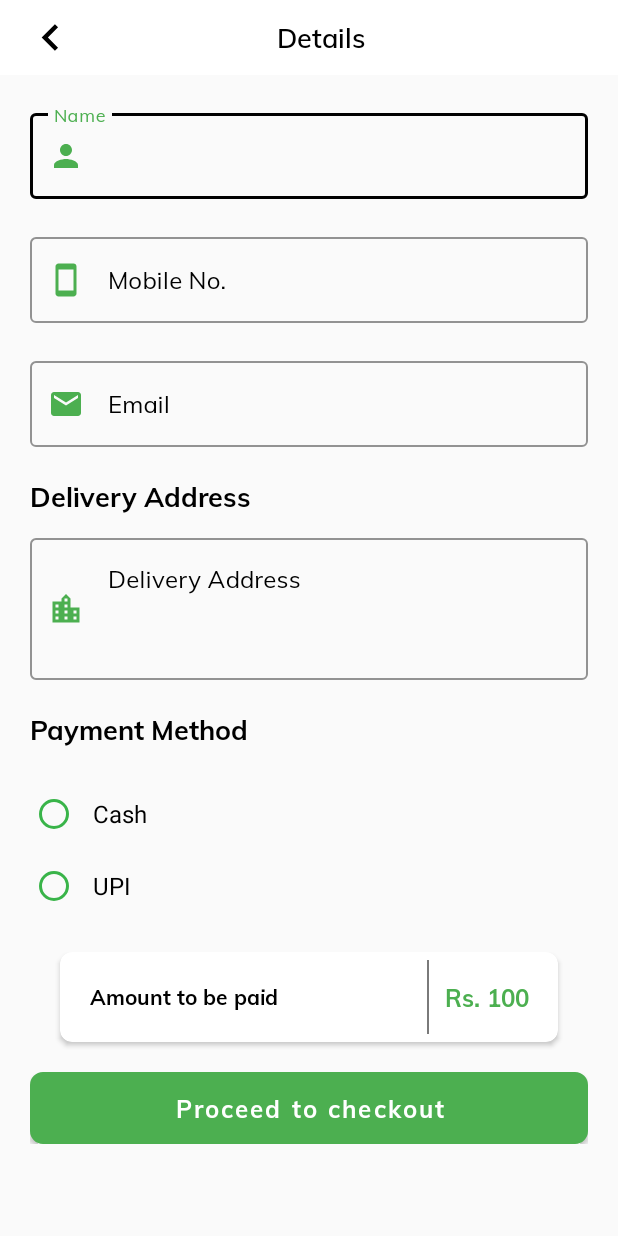
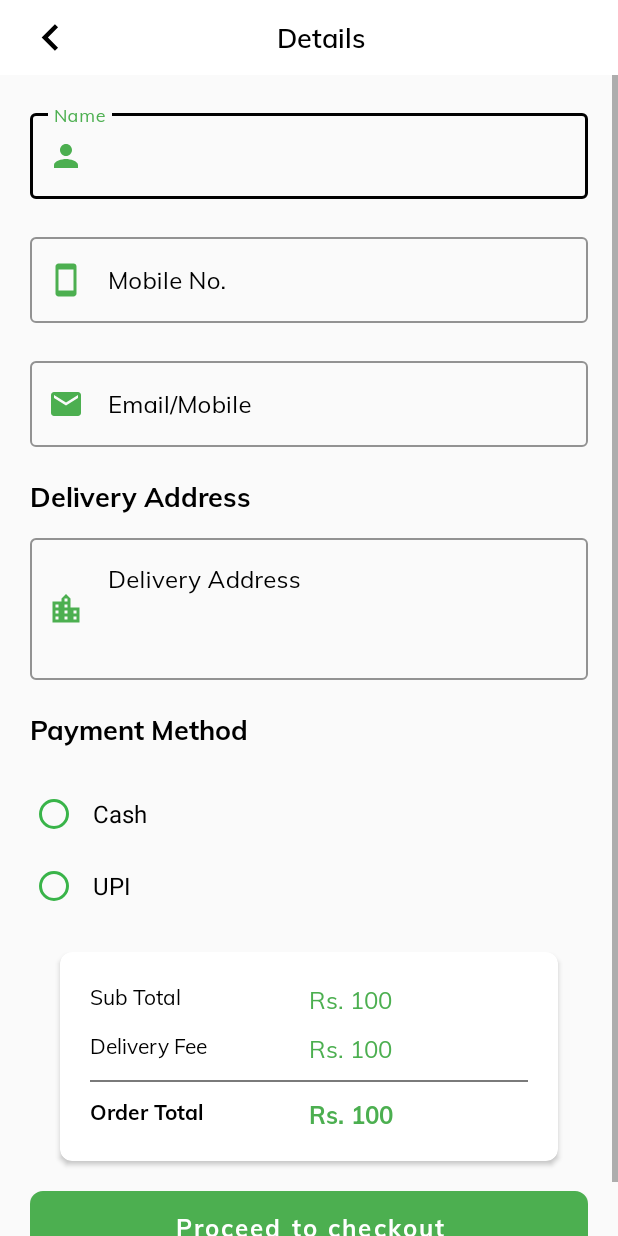
Before and after one commit to Bhupendr/E_Commerce, an Android app: the layout address_section.xml on its own in the app's theme, with its tools: preview values and no code run, on a phone screen of 412 x 824 dp. Run offline under Robolectric (Android 15) with nearby library versions, the phone set to English and light mode, and no system bars.

Commit message:
27/10/21 Pankaj Sharma Morning

```diff
--- a/app/src/main/java/com/Frndzcart/urbanchoice/adapter/CartAdapter.kt
+++ b/app/src/main/java/com/Frndzcart/urbanchoice/adapter/CartAdapter.kt
@@ -59,17 +59,19 @@ class CartAdapter() : RecyclerView.Adapter<CartAdapter.Category_Holder>()  {
                 itemView.add_quantity.isVisible = true
                 itemView.add_new_item.isVisible = false
                 itemView.item_name.text = listdata?.title
-                itemView.item_price.text = listdata?.mrp
+                itemView.item_price.text = context!!.resources.getString(R.string.rupees,listdata?.mrp)
             Global.pricing = Global.cartList.sumBy {( it!!.quantity * it.price.toDouble()).toInt() }.toDouble()
 
-                itemView.discounted_price.text = listdata?.price
+                itemView.discounted_price.text = context!!.resources.getString(R.string.rupees,listdata?.price)
             val marginpprice = listdata!!.mrp.toInt() - listdata.price.toInt()
                 itemView.offer_percent.text = "Rs " + marginpprice.toString() +  " save"
                 if(marginpprice ==0) {
                     itemView.red_offer_img.isVisible = false
+
                 }else{
 //                    itemView.item_price.strike = true
                     itemView.item_price.strike = true
+
                 }
 //                itemView.weight.text = listdata.weght
 
--- a/app/src/main/java/com/Frndzcart/urbanchoice/fragment/Add_Product_fragment.kt
+++ b/app/src/main/java/com/Frndzcart/urbanchoice/fragment/Add_Product_fragment.kt
@@ -64,6 +64,10 @@ class Add_Product_fragment : Fragment() {
         progressBar.isVisible = true
         if(Global.checkInternet(context)){
             callApi(progressBar)
+        }else{
+            progressBar.visibility = View.GONE
+//            Toast.makeText(context,resources.getString(R.string.check_internet), Toast.LENGTH_LONG).show()
+            Global.noInternetdialog(requireContext())
         }
 
         return root
--- a/app/src/main/java/com/Frndzcart/urbanchoice/fragment/OrderFragment.kt
+++ b/app/src/main/java/com/Frndzcart/urbanchoice/fragment/OrderFragment.kt
@@ -49,6 +49,10 @@ class OrderFragment : Fragment() {
         binding.progressBar.visibility = View.VISIBLE
         if(Global.checkInternet(context)){
             callApi()
+        }else{
+            binding.progressBar.visibility = View.GONE
+//            Toast.makeText(context,resources.getString(R.string.check_internet), Toast.LENGTH_LONG).show()
+            Global.noInternetdialog(requireContext())
         }
         return binding.root
     }
--- a/app/src/main/java/com/Frndzcart/urbanchoice/model/ProductViewModel.kt
+++ b/app/src/main/java/com/Frndzcart/urbanchoice/model/ProductViewModel.kt
@@ -40,7 +40,7 @@ class ProductViewModel : ViewModel() {
                 if(response.body() != null) {
                     productList!!.value = response.body()?.data
                 }
-                Log.e("ok",response.message())
+
                 Log.e("data", response.body().toString())
 
             }
--- a/app/src/main/res/layout/address_section.xml
+++ b/app/src/main/res/layout/address_section.xml
@@ -122,7 +122,7 @@
             android:layout_width="match_parent"
             android:layout_height="wrap_content"
             app:startIconDrawable="@drawable/ic_baseline_smartphone_24"
-            app:startIconContentDescription="@string/username"
+            app:startIconContentDescription="@string/mobile_no"
             app:startIconTint="@color/colorPrimary"
             style="@style/Widget.MaterialComponents.TextInputLayout.OutlinedBox"
             android:textColorHint="@color/black"
@@ -156,20 +156,19 @@
             android:layout_width="match_parent"
             android:layout_height="wrap_content"
             app:startIconDrawable="@drawable/ic_baseline_email_24"
-            app:startIconContentDescription="@string/username"
+            app:startIconContentDescription="@string/email"
             app:startIconTint="@color/colorPrimary"
             style="@style/Widget.MaterialComponents.TextInputLayout.OutlinedBox"
             android:textColorHint="@color/black"
             app:boxStrokeColor="@color/black"
             app:hintAnimationEnabled="true"
             android:layout_marginTop="@dimen/size_20"
-            android:hint="@string/email">
+            android:hint="@string/email_mobile">
 
             <com.google.android.material.textfield.TextInputEditText
                 android:id="@+id/email_value"
                 android:layout_width="match_parent"
                 android:layout_height="wrap_content"
-                android:inputType="textEmailAddress"
                 android:textColor="@color/black"
                 android:fontFamily="@font/muli_regular"
                 android:textSize="@dimen/text_size_16"
@@ -266,7 +265,7 @@
 
         <androidx.cardview.widget.CardView
             android:layout_width="match_parent"
-            android:layout_height="@dimen/size_60"
+            android:layout_height="wrap_content"
             app:layout_constraintStart_toStartOf="parent"
             android:id="@+id/footer"
             android:layout_margin="@dimen/size_20"
@@ -277,49 +276,110 @@
             <LinearLayout
                 android:visibility="visible"
                 android:layout_width="match_parent"
-                android:layout_height="@dimen/size_60"
-                android:layout_marginBottom="@dimen/size_20"
-                android:orientation="horizontal"
+                android:layout_height="wrap_content"
+                android:layout_margin="@dimen/size_20"
+                android:orientation="vertical"
                 >
                 <LinearLayout
-                    android:layout_width="wrap_content"
-                    android:layout_height="match_parent"
-                    android:gravity="center_vertical"
-                    android:layout_weight="1"
-                    android:layout_marginLeft="@dimen/size_20"
-                    android:orientation="vertical">
+                    android:layout_width="match_parent"
+                    android:layout_height="wrap_content"
+                    android:orientation="horizontal">
 
                     <TextView
-                        android:layout_width="wrap_content"
+                        android:layout_width="match_parent"
                         android:layout_height="wrap_content"
-                        android:fontFamily="@font/muli_bold"
-                        android:text="Amount to be paid"
+                        android:fontFamily="@font/muli_regular"
+                        android:text="@string/sub_total"
                         android:textColor="@color/black"
+                        android:layout_weight="1"
+                        android:textSize="@dimen/text_size_14" />
+
+                    <TextView
+                        android:id="@+id/totalcost"
+                        android:layout_width="match_parent"
+                        android:layout_height="wrap_content"
+                        android:text="@string/Rs_100"
+                        android:layout_marginRight="@dimen/size_10"
                         android:layout_gravity="center_vertical"
+                        android:layout_weight="1"
+                        android:textSize="@dimen/text_size_16"
+                        android:fontFamily="@font/muli_regular"
+                        android:textColor="@color/colorPrimary"/>
+
+
+                </LinearLayout>
+
+
+                <LinearLayout
+                    android:layout_width="match_parent"
+                    android:layout_height="wrap_content"
+                    android:layout_marginTop="@dimen/size_10"
+                    android:orientation="horizontal">
+
+                    <TextView
+                        android:layout_width="match_parent"
+                        android:layout_height="wrap_content"
+                        android:fontFamily="@font/muli_regular"
+                        android:text="@string/delivery_fee"
+                        android:textColor="@color/black"
+                        android:layout_weight="1"
                         android:textSize="@dimen/text_size_14" />
 
 
+                    <TextView
+                        android:id="@+id/deliverycost"
+                        android:layout_width="match_parent"
+                        android:layout_height="wrap_content"
+                        android:text="@string/Rs_100"
+                        android:layout_marginRight="@dimen/size_10"
+                        android:layout_gravity="center_vertical"
+                        android:layout_weight="1"
+                        android:textSize="@dimen/text_size_16"
+                        android:fontFamily="@font/muli_regular"
+                        android:textColor="@color/colorPrimary"/>
+
+
                 </LinearLayout>
+
                 <View
-                    android:layout_width="@dimen/size_1"
-                    android:layout_height="match_parent"
-                    android:layout_marginLeft="@dimen/size_80"
-                    android:layout_marginTop="@dimen/size_5"
-                    android:layout_marginBottom="@dimen/size_5"
+                    android:layout_width="match_parent"
+                    android:layout_height="1dp"
+                    android:layout_marginTop="@dimen/size_10"
                     android:background="@color/grey"/>
 
-                <TextView
-                    android:id="@+id/totalcost"
-                    android:layout_width="wrap_content"
+                <LinearLayout
+                    android:layout_width="match_parent"
                     android:layout_height="wrap_content"
-                    android:text="@string/Rs_100"
-                    android:layout_marginRight="@dimen/size_10"
-                    android:layout_gravity="center_vertical"
-                    android:layout_weight="1"
-                    android:gravity="center"
-                    android:textSize="@dimen/text_size_16"
-                    android:fontFamily="@font/muli_bold"
-                    android:textColor="@color/colorPrimary"/>
+                    android:layout_marginTop="@dimen/size_10"
+                    android:orientation="horizontal">
+
+                    <TextView
+                        android:layout_width="match_parent"
+                        android:layout_height="wrap_content"
+                        android:fontFamily="@font/muli_bold"
+                        android:text="@string/order_total"
+                        android:textColor="@color/black"
+                        android:layout_weight="1"
+                        android:textSize="@dimen/text_size_14" />
+
+
+                    <TextView
+                        android:id="@+id/grandtotalcost"
+                        android:layout_width="match_parent"
+                        android:layout_height="wrap_content"
+                        android:text="@string/Rs_100"
+                        android:layout_marginRight="@dimen/size_10"
+                        android:layout_gravity="center_vertical"
+                        android:layout_weight="1"
+                        android:textSize="@dimen/text_size_16"
+                        android:fontFamily="@font/muli_bold"
+                        android:textColor="@color/colorPrimary"/>
+
+
+                </LinearLayout>
+
+
+
 
             </LinearLayout>
         </androidx.cardview.widget.CardView>
--- a/app/src/main/res/values/strings.xml
+++ b/app/src/main/res/values/strings.xml
@@ -114,5 +114,10 @@
     <string name="itemprice">Item Price</string>
     <string name="order_time">Order Time</string>
     <string name="select_payment">Select Payment method</string>
+    <string name="check_internet">Check Internet Connection</string>
+    <string name="try_again">Try again</string>
+    <string name="noInternet">No Internet Connection</string>
+    <string name="email_mobile">Email/Mobile</string>
+    <string name="rupees">Rs : %s</string>
 
 </resources>
```
Also changed, not shown: app/src/main/java/com/Frndzcart/urbanchoice/Global/Global.kt (+40 -0 lines), app/src/main/java/com/Frndzcart/urbanchoice/adapter/ProductAdapter.kt (+17 -16 lines), app/src/main/java/com/Frndzcart/urbanchoice/fragment/AddressSectionFragment.kt (+12 -3 lines), app/src/main/res/drawable/ic_no_internet.xml (added, +12 -0 lines), app/src/main/res/layout/no_internet_connection.xml (added, +50 -0 lines).
